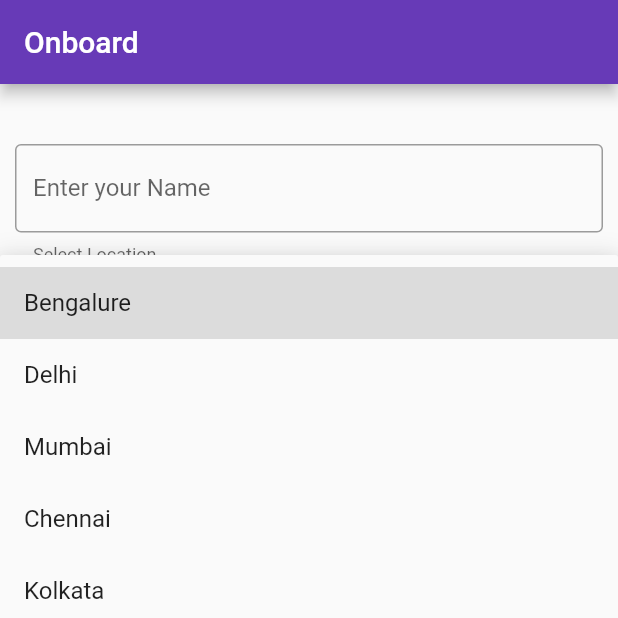
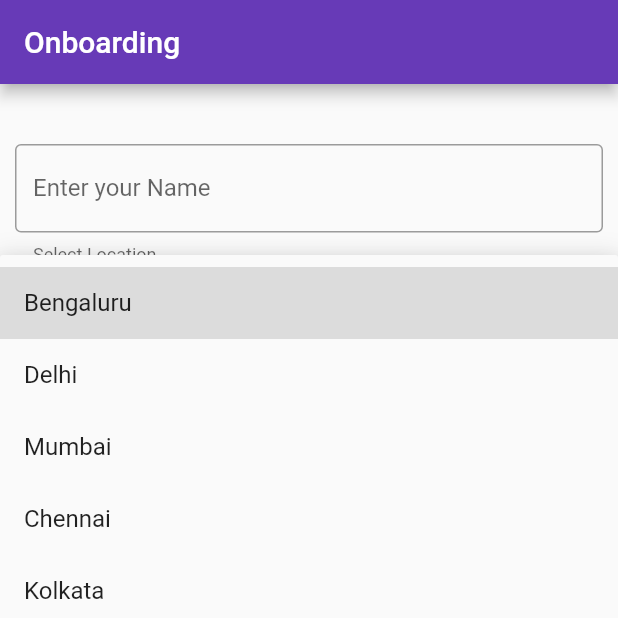
Before and after one commit to Amanullahgit/flutter_phone_authentication, a Flutter app: the OnboardingScreen screen opened directly, after a tap on "Select options", on a phone screen of 412 x 824 dp, the top half of it. Run offline on Flutter 3.47's test engine with Material 2 defaults, Android fonts, the phone set to English and light mode, and no system bars; drawn by our look-alikes of flutter_form_builder; our stand-ins replace animated_splash_screen, firebase_auth, firebase_core, pinput; accounts and stored records are empty.

Commit message:
fixed typoes

```diff
--- a/lib/form_builder/onboard_form.dart
+++ b/lib/form_builder/onboard_form.dart
@@ -28,7 +28,7 @@ class _OnboardingScreen extends State<OnboardingScreen> {
         'name': 'location',
         'type': 'Dropdown',
         'labelText': "Select Location",
-        'options': ['Bengalure', 'Delhi', 'Mumbai', 'Chennai', 'Kolkata'],
+        'options': ['Bengaluru', 'Delhi', 'Mumbai', 'Chennai', 'Kolkata'],
         "validation": {
           "required": true,
         },
@@ -53,7 +53,14 @@ class _OnboardingScreen extends State<OnboardingScreen> {
         'name': 'workExp',
         'type': 'Dropdown',
         'labelText': "Total Work Experience",
-        'options': ['1 year', '2 year', '3 year', '4 year', '5+ year'],
+        'options': [
+          'Fresher',
+          '1 year',
+          '2 year',
+          '3 year',
+          '4 year',
+          '5+ year'
+        ],
         "validation": {
           "required": true,
         },
@@ -94,7 +101,7 @@ class _OnboardingScreen extends State<OnboardingScreen> {
   Widget build(BuildContext context) {
     return new Scaffold(
       appBar: new AppBar(
-        title: new Text("Onboard"),
+        title: new Text("Onboarding"),
       ),
       body: new SingleChildScrollView(
         child: new Center(
--- a/lib/home_list.dart
+++ b/lib/home_list.dart
@@ -14,7 +14,7 @@ class _HomeScreenState extends State<HomeScreen> {
   Widget build(BuildContext context) {
     return Scaffold(
       appBar: AppBar(
-        title: Text('HomeScreen'),
+        title: Text('Jobs'),
       ),
       body: Container(
           padding: EdgeInsets.fromLTRB(10, 10, 10, 0),
```
Also changed, not shown: lib/form_builder/ques_journey.dart (+11 -1 lines).
